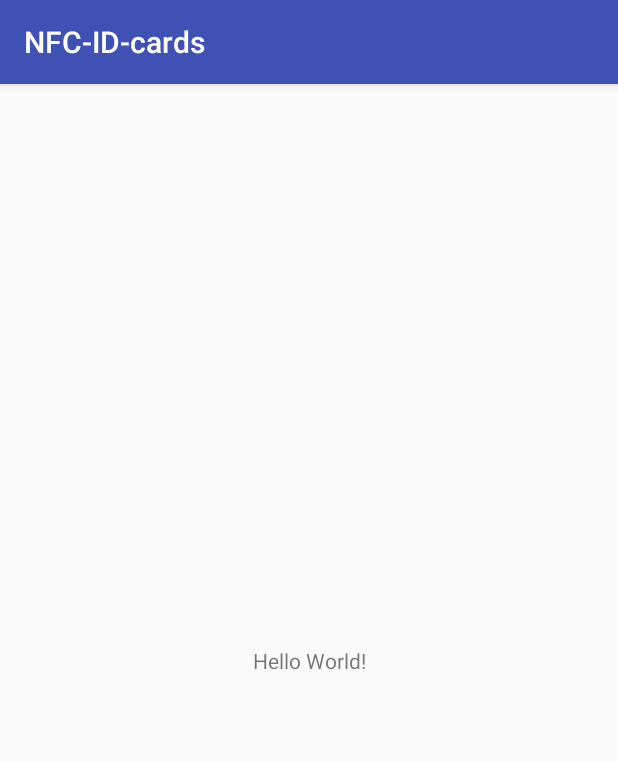
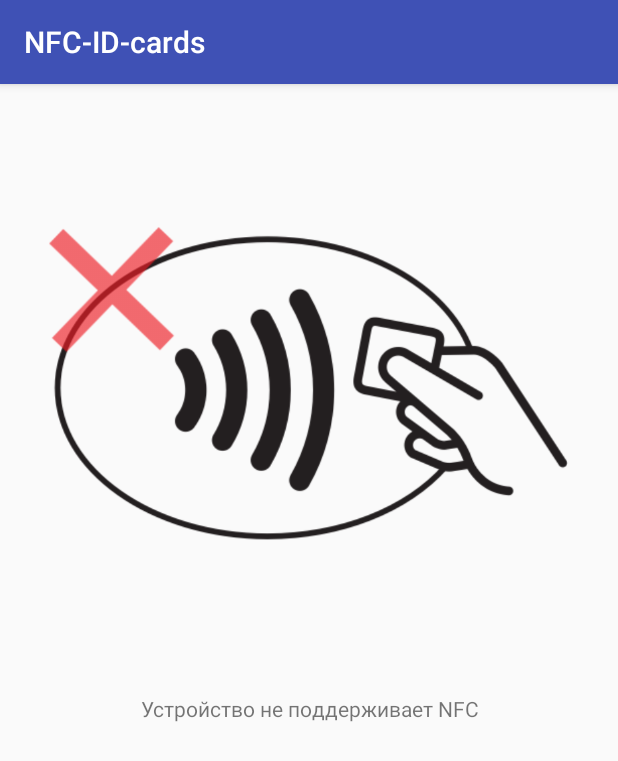
Before and after one commit to JablDouble/NFC-ID-cards, an Android app: the screen it shows after launch (MainActivity), on a phone screen of 412 x 824 dp. Shown: the top 761 px of the screen. Run offline under Robolectric (Android 15) with nearby library versions, the light colour scheme and no system bars; our stand-ins replace CircleImageView.

Commit message:
[issue#1] Вывод информации о наличии NFC

```diff
--- a/app/build.gradle
+++ b/app/build.gradle
@@ -26,5 +26,6 @@ dependencies {
     })
     compile 'com.android.support:appcompat-v7:26.+'
     compile 'com.android.support.constraint:constraint-layout:1.0.2'
+    compile 'de.hdodenhof:circleimageview:2.2.0'
     testCompile 'junit:junit:4.12'
 }
--- a/app/src/main/AndroidManifest.xml
+++ b/app/src/main/AndroidManifest.xml
@@ -1,6 +1,12 @@
 <?xml version="1.0" encoding="utf-8"?>
 <manifest xmlns:android="http://schemas.android.com/apk/res/android"
           package="com.jabl.nfc_id_cards">
+
+    <uses-permission android:name="android.permission.NFC"/>
+    <uses-feature
+        android:name="android.hardware.nfc"
+        android:required="true"
+        />
 
     <application
         android:allowBackup="true"
--- a/app/src/main/java/com/jabl/nfc_id_cards/MainActivity.java
+++ b/app/src/main/java/com/jabl/nfc_id_cards/MainActivity.java
@@ -1,13 +1,48 @@
 package com.jabl.nfc_id_cards;
 
+import android.nfc.NfcAdapter;
 import android.support.v7.app.AppCompatActivity;
 import android.os.Bundle;
+import android.view.View;
+import android.widget.Button;
+import android.widget.ImageView;
+import android.widget.TextView;
+import android.widget.Toast;
+
+import de.hdodenhof.circleimageview.CircleImageView;
+
+import static android.view.View.GONE;
 
 public class MainActivity extends AppCompatActivity {
+
+    private TextView mTextView;
+    private ImageView mImageNfc;
+    private Button mShowInfo;
 
     @Override
     protected void onCreate(Bundle savedInstanceState) {
         super.onCreate(savedInstanceState);
         setContentView(R.layout.activity_main);
+
+        mTextView = (TextView) findViewById(R.id.textView_main);
+        mImageNfc = (ImageView) findViewById(R.id.icon_nfc);
+        mShowInfo = (Button) findViewById(R.id.show_nfc_info);
+
+
+        NfcAdapter mNfcAdapter = NfcAdapter.getDefaultAdapter(this);
+
+        if (mNfcAdapter == null) {
+            mTextView.setText(R.string.nfc_not_found);
+            mImageNfc.setImageResource(R.drawable.nfc_not_found_icon);
+            //mShowInfo.setVisibility(View.VISIBLE);
+        } else {
+            if (!mNfcAdapter.isEnabled()) {
+                mTextView.setText(R.string.nfc_disabled);
+                mImageNfc.setImageResource(R.drawable.nfc_icon_disabled);
+            } else {
+                mTextView.setText(R.string.nfc_found);
+                mImageNfc.setImageResource(R.drawable.nfc_icon_found);
+            }
+        }
     }
 }
--- a/app/src/main/res/layout/activity_main.xml
+++ b/app/src/main/res/layout/activity_main.xml
@@ -1,19 +1,51 @@
 <?xml version="1.0" encoding="utf-8"?>
-<android.support.constraint.ConstraintLayout
+<LinearLayout
     xmlns:android="http://schemas.android.com/apk/res/android"
     xmlns:app="http://schemas.android.com/apk/res-auto"
     xmlns:tools="http://schemas.android.com/tools"
     android:layout_width="match_parent"
     android:layout_height="match_parent"
+    android:orientation="vertical"
     tools:context="com.jabl.nfc_id_cards.MainActivity">
 
+    <RelativeLayout
+        android:layout_width="match_parent"
+        android:layout_height="wrap_content"
+        android:orientation="vertical"
+        android:layout_weight="1">
+
+        <ImageView
+            android:id="@+id/icon_nfc"
+            android:layout_width="wrap_content"
+            android:padding="20dp"
+            android:layout_height="260dp"
+            android:scaleType="centerCrop"
+            android:layout_centerInParent="true"/>
+
+    </RelativeLayout>
+
     <TextView
-        android:layout_width="wrap_content"
+        android:id="@+id/textView_main"
+        android:layout_width="match_parent"
         android:layout_height="wrap_content"
-        android:text="Hello World!"
-        app:layout_constraintBottom_toBottomOf="parent"
-        app:layout_constraintLeft_toLeftOf="parent"
-        app:layout_constraintRight_toRightOf="parent"
-        app:layout_constraintTop_toTopOf="parent"/>
+        android:layout_weight="1"
+        android:gravity="center_horizontal"/>
 
-</android.support.constraint.ConstraintLayout>
+    <LinearLayout
+        android:layout_width="match_parent"
+        android:layout_height="wrap_content"
+        android:orientation="vertical"
+        android:layout_weight="1"
+        android:gravity="center_horizontal">
+
+        <Button
+            android:id="@+id/show_nfc_info"
+            android:layout_width="wrap_content"
+            android:layout_height="wrap_content"
+            android:text="@string/show_nfc_info"
+            android:visibility="invisible"/>
+
+
+    </LinearLayout>
+
+</LinearLayout>
--- a/app/src/main/res/values/strings.xml
+++ b/app/src/main/res/values/strings.xml
@@ -1,3 +1,8 @@
 <resources>
     <string name="app_name">NFC-ID-cards</string>
+    <string name="main_text">Приложите карту NFC</string>
+    <string name="nfc_found">Приложите к устройству Вашу карту</string>
+    <string name="nfc_not_found">Устройство не поддерживает NFC</string>
+    <string name="nfc_disabled">Функция NFC не включена</string>
+    <string name="show_nfc_info">КНОПКА1</string>
 </resources>
```
Also changed, not shown: app/src/main/nfc-found-web.png (added), app/src/main/nfc_disabled-web.png (added), app/src/main/nfc_found-web.png (added), app/src/main/nfc_not_found-web.png (added), app/src/main/res/drawable/nfc_icon_disabled.png (added), app/src/main/res/drawable/nfc_icon_found.png (added), app/src/main/res/drawable/nfc_not_found_icon.png (added), 1 other file.
